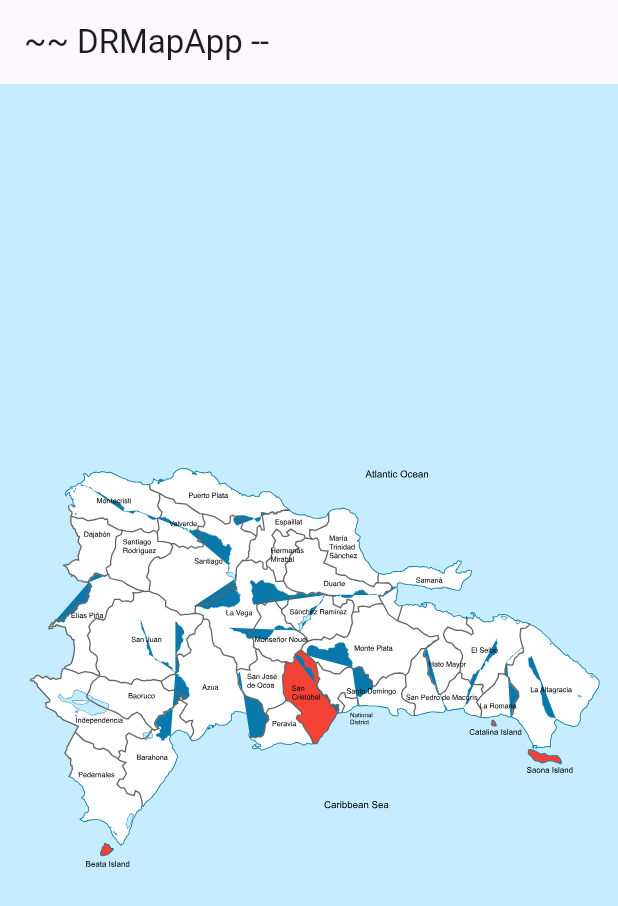
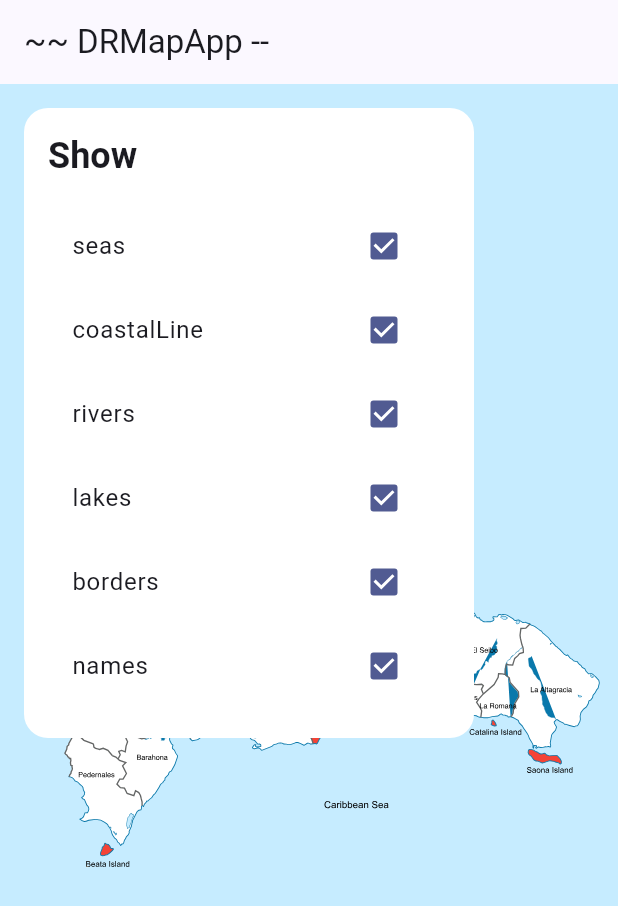
Before and after one commit to ignis-victorious/dr_mac, a Flutter app: the screen it shows after launch, on a phone screen of 412 x 824 dp. Shown: the top 906 px of the screen. Run offline on Flutter 3.47's test engine with Material 3 defaults, Android fonts, the phone set to English and light mode, and no system bars; our stand-ins replace flutter_riverpod, flutter_svg, freezed_annotation, riverpod_annotation; generated files the repository leaves out were written again.

Commit message:
Add the show container

```diff
--- a/lib/pages/dr_map.dart
+++ b/lib/pages/dr_map.dart
@@ -4,6 +4,7 @@ import 'package:flutter/material.dart';
 // import 'package:flutter_svg/svg.dart';
 //  Import FILES
 import '../widgets/drmap.dart';
+import '../widgets/map_assets_list.dart';
 //  PARTS
 //  PROVIDERS
 //  ________________________
@@ -21,6 +22,7 @@ class DRMapApp extends StatelessWidget {
           Center(
             child: InteractiveViewer(clipBehavior: Clip.none, child: DRMap()),
           ),
+          Align(alignment: Alignment.topLeft, child: MapAssetsList()),
         ],
       ),
       // body: SvgPicture.asset('./assets/svgs/rd.svg'),
--- a/lib/providers/map_providers.dart
+++ b/lib/providers/map_providers.dart
@@ -25,6 +25,10 @@ class SelectedMapAssets extends _$SelectedMapAssets {
       MapAssets.borders,
       MapAssets.names,
     ];
+  }
+
+  void update(List<MapAssets> selectedMapAssets) {
+    state = [...selectedMapAssets];
   }
 }
 
--- /dev/null
+++ b/lib/widgets/map_assets_list.dart
@@ -0,0 +1,77 @@
+//  ________________________
+//  Import LIBRARIES
+import 'package:flutter/material.dart';
+import 'package:flutter_riverpod/flutter_riverpod.dart';
+//  Import FILES
+import '../models/enums.dart';
+import '../providers/map_providers.dart';
+//  PARTS
+//  PROVIDERS
+//  ________________________
+
+class MapAssetsList extends StatelessWidget {
+  const MapAssetsList({super.key});
+
+  @override
+  Widget build(BuildContext context) {
+    final textTheme = Theme.of(context).textTheme;
+    return Container(
+      padding: EdgeInsets.all(16),
+      margin: EdgeInsets.all(16),
+      width: 300,
+      height: 420,
+      decoration: BoxDecoration(
+        color: Colors.white,
+        // color: colorScheme.primaryContainer,
+        borderRadius: BorderRadius.circular(16),
+      ),
+      child: Column(
+        crossAxisAlignment: CrossAxisAlignment.start,
+        spacing: 16,
+        children: <Widget>[
+          Text(
+            'Show',
+            style: textTheme.headlineSmall!.copyWith(
+              fontWeight: FontWeight.bold,
+            ),
+          ),
+          Expanded(
+            child: Consumer(
+              builder: (context, ref, child) {
+                final selectedMapAssets = ref.watch(selectedMapAssetsProvider);
+
+                return ListView.builder(
+                  itemCount:
+                      // selectedMapAssets.length,
+                      MapAssets.values.length,
+                  itemBuilder: (context, index) {
+                    final mapAsset = MapAssets.values[index];
+                    // final mapAsset = selectedMapAssets[index];
+                    final assetValue = selectedMapAssets.contains(mapAsset);
+
+                    return CheckboxListTile(
+                      value: assetValue,
+                      title: Text(mapAsset.name),
+                      onChanged: (value) {
+                        if (value!) {
+                          selectedMapAssets.add(mapAsset);
+                        } else {
+                          selectedMapAssets.remove(mapAsset);
+                        }
+                        ref
+                            .read(selectedMapAssetsProvider.notifier)
+                            .update(selectedMapAssets);
+                      },
+                    );
+                  },
+                );
+              },
+            ),
+          ),
+        ],
+      ),
+
+      // color: Colors.red, child: Text('Map Assets List')
+    );
+  }
+}
```
Also changed, not shown: lib/main.dart (line endings or trailing spaces).
